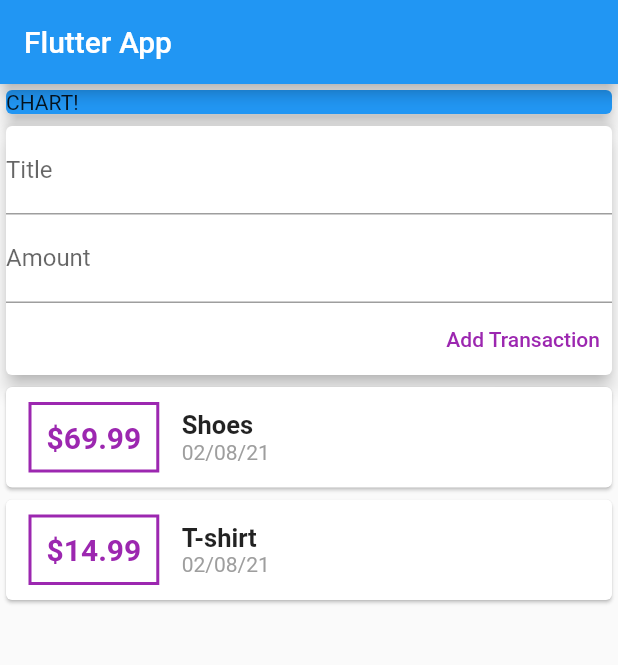
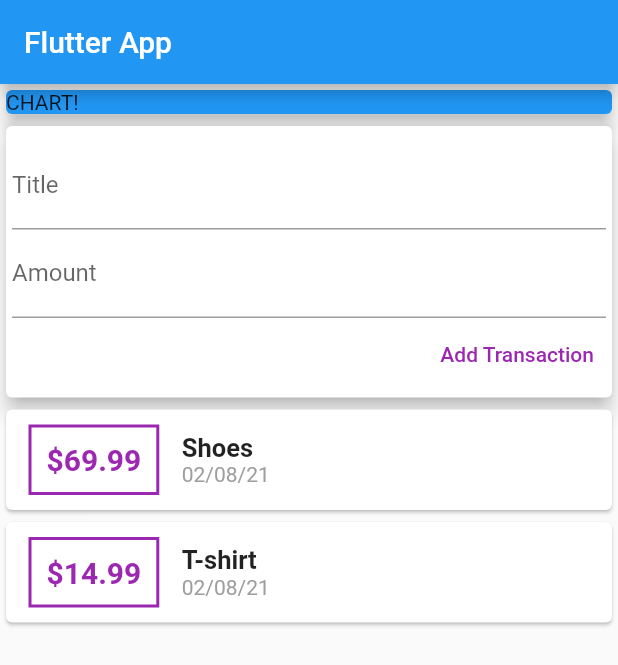
Before and after one commit to bsilva89/Flutter-Course, a Flutter app: the screen it shows after launch, on a phone screen of 412 x 824 dp. Shown: the top 665 px of the screen. Run offline on Flutter 3.47's test engine with Material 2 defaults, Android fonts, the phone set to English and light mode, and no system bars.

Commit message:
refactoring and add lists

```diff
--- a/expense_app/lib/main.dart
+++ b/expense_app/lib/main.dart
@@ -1,7 +1,5 @@
 import 'package:flutter/material.dart';
-import 'package:intl/intl.dart';
-
-import './transaction.dart';
+import './widgets/user_transactions.dart';
 
 void main() => runApp(MyApp());
 
@@ -16,28 +14,14 @@
 }
 
 class MyHomePage extends StatelessWidget {
-  final List<Transaction> transactions = [
-    Transaction(
-      id: 't1',
-      title: 'Shoes',
-      amount: 69.99,
-      date: DateTime.now(),
-    ),
-    Transaction(
-      id: 't2',
-      title: 'T-shirt',
-      amount: 14.99,
-      date: DateTime.now(),
-    ),
-  ];
-
   @override
   Widget build(BuildContext context) {
     return Scaffold(
       appBar: AppBar(
         title: Text('Flutter App'),
       ),
-      body: Column(
+      body: SingleChildScrollView(
+        child: Column(
           mainAxisAlignment: MainAxisAlignment.start,
           children: <Widget>[
             Container(
@@ -48,77 +32,9 @@
                 elevation: 5,
               ),
             ),
-          Card(
-            elevation: 5,
-            child: Container(
-              padding: EdgeInsets.only(top:10, bottom: 5, left),
-              child: Column(
-                crossAxisAlignment: CrossAxisAlignment.end,
-                children: [
-                  TextField(
-                    decoration: InputDecoration(labelText: 'Title'),
-                  ),
-                  TextField(
-                    decoration: InputDecoration(labelText: 'Amount'),
-                  ),
-                  TextButton(
-                    onPressed: () => {},
-                    style: TextButton.styleFrom(
-                      primary: Colors.purple,
-                    ),
-                    child: Text('Add Transaction'),
-                  ),
+            UserTransactions(),
           ],
         ),
-            ),
-          ),
-          Column(
-            children: transactions
-                .map((tx) => Card(
-                      child: Row(
-                        children: <Widget>[
-                          Container(
-                            margin: EdgeInsets.symmetric(
-                                vertical: 10, horizontal: 15),
-                            decoration: BoxDecoration(
-                                border: Border.all(
-                              color: Colors.purple,
-                              width: 2,
-                            )),
-                            padding: EdgeInsets.all(10),
-                            child: Text(
-                              '\$${tx.amount}',
-                              style: TextStyle(
-                                fontWeight: FontWeight.bold,
-                                fontSize: 20,
-                                color: Colors.purple,
-                              ),
-                            ),
-                          ),
-                          Column(
-                            crossAxisAlignment: CrossAxisAlignment.start,
-                            children: [
-                              Text(
-                                tx.title,
-                                style: TextStyle(
-                                  fontSize: 17,
-                                  fontWeight: FontWeight.bold,
-                                ),
-                              ),
-                              Text(
-                                DateFormat('dd/MM/yy').format(tx.date),
-                                style: TextStyle(
-                                  color: Colors.grey,
-                                ),
-                              )
-                            ],
-                          )
-                        ],
-                      ),
-                    ))
-                .toList(),
-          ),
-        ],
       ),
     );
   }
--- /dev/null
+++ b/expense_app/lib/widgets/new_transaction_list.dart
@@ -0,0 +1,43 @@
+import 'package:flutter/material.dart';
+
+class NewTransaction extends StatelessWidget {
+  final titleController = TextEditingController();
+  final amountController = TextEditingController();
+
+  final Function addNewTransaction;
+
+  NewTransaction(this.addNewTransaction);
+
+  @override
+  Widget build(BuildContext context) {
+    return Card(
+      elevation: 5,
+      child: Container(
+        padding: EdgeInsets.only(top: 10, bottom: 5, left: 4, right: 4),
+        child: Column(
+          crossAxisAlignment: CrossAxisAlignment.end,
+          children: [
+            TextField(
+              decoration: InputDecoration(labelText: 'Title'),
+              controller: titleController,
+            ),
+            TextField(
+              decoration: InputDecoration(labelText: 'Amount'),
+              controller: amountController,
+            ),
+            TextButton(
+              onPressed: () => addNewTransaction(
+                titleController.text,
+                double.parse(amountController.text),
+              ),
+              style: TextButton.styleFrom(
+                primary: Colors.purple,
+              ),
+              child: Text('Add Transaction'),
+            ),
+          ],
+        ),
+      ),
+    );
+  }
+}
--- /dev/null
+++ b/expense_app/lib/widgets/transaction_list.dart
@@ -0,0 +1,63 @@
+import 'package:flutter/material.dart';
+import 'package:intl/intl.dart';
+
+import '../models/transaction.dart';
+
+class TransactionList extends StatelessWidget {
+  final List<Transaction> transactions;
+
+  TransactionList(this.transactions);
+
+  @override
+  Widget build(BuildContext context) {
+    return Container(
+      height: 300,
+      child: ListView.builder(
+        itemBuilder: (ctx, index) {
+          return Card(
+            child: Row(
+              children: <Widget>[
+                Container(
+                  margin: EdgeInsets.symmetric(vertical: 10, horizontal: 15),
+                  decoration: BoxDecoration(
+                      border: Border.all(
+                    color: Colors.purple,
+                    width: 2,
+                  )),
+                  padding: EdgeInsets.all(10),
+                  child: Text(
+                    '\$${transactions[index].amount}',
+                    style: TextStyle(
+                      fontWeight: FontWeight.bold,
+                      fontSize: 20,
+                      color: Colors.purple,
+                    ),
+                  ),
+                ),
+                Column(
+                  crossAxisAlignment: CrossAxisAlignment.start,
+                  children: [
+                    Text(
+                      transactions[index].title,
+                      style: TextStyle(
+                        fontSize: 17,
+                        fontWeight: FontWeight.bold,
+                      ),
+                    ),
+                    Text(
+                      DateFormat('dd/MM/yy').format(transactions[index].date),
+                      style: TextStyle(
+                        color: Colors.grey,
+                      ),
+                    ),
+                  ],
+                ),
+              ],
+            ),
+          );
+        },
+        itemCount: transactions.length,
+      ),
+    );
+  }
+}
--- /dev/null
+++ b/expense_app/lib/widgets/user_transactions.dart
@@ -0,0 +1,48 @@
+import 'package:flutter/material.dart';
+
+import './new_transaction_list.dart';
+import './transaction_list.dart';
+import '../models/transaction.dart';
+
+class UserTransactions extends StatefulWidget {
+  @override
+  _UserTransactionsState createState() => _UserTransactionsState();
+}
+
+class _UserTransactionsState extends State<UserTransactions> {
+  final List<Transaction> _userTransactions = [
+    Transaction(
+      id: 't1',
+      title: 'Shoes',
+      amount: 69.99,
+      date: DateTime.now(),
+    ),
+    Transaction(
+      id: 't2',
+      title: 'T-shirt',
+      amount: 14.99,
+      date: DateTime.now(),
+    )
+  ];
+
+  void _addNewTransaction(String txTtitle, double txAmount) {
+    final newTx = Transaction(
+      id: DateTime.now().toString(),
+      title: txTtitle,
+      amount: txAmount,
+      date: DateTime.now(),
+    );
+
+    setState(() {
+      _userTransactions.add(newTx);
+    });
+  }
+
+  @override
+  Widget build(BuildContext context) {
+    return Column(children: [
+      NewTransaction(_addNewTransaction),
+      TransactionList(_userTransactions),
+    ]);
+  }
+}
```
Also changed, not shown: expense_app/lib/models/transaction.dart (renamed from expense_app/lib/transaction.dart). Lines whose indentation alone changed are shown as unchanged.
